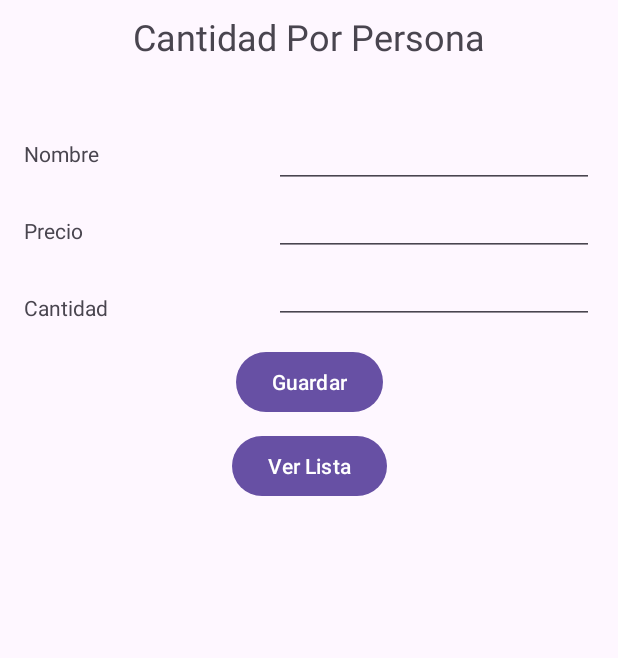
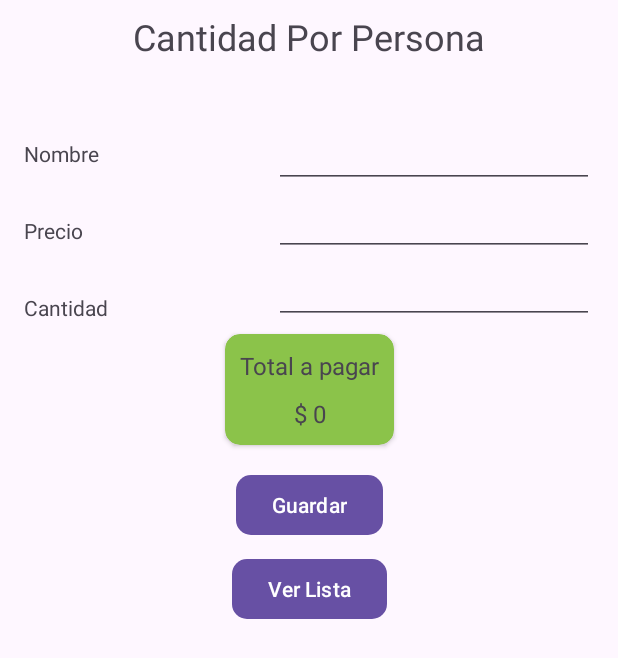
Before and after one commit to Scariu/ConsumoPP, an Android app: the screen it shows after launch (MainActivity), after a tap on "Guardar", on a phone screen of 412 x 824 dp. Shown: the top 658 px of the screen. Run offline under Robolectric (Android 15) with nearby library versions, the light colour scheme and no system bars; our stand-ins replace Room's generated code; 2 statements that could not run were skipped.

Commit message:
Se agrega visualización del total en FirstFragmentAgregar y se modifica layout.

```diff
--- a/app/src/main/java/com/example/consumopp/presentation/Adapter.kt
+++ b/app/src/main/java/com/example/consumopp/presentation/Adapter.kt
@@ -31,10 +31,10 @@ class Adapter: RecyclerView.Adapter<Adapter.ViewHolder>() {
 
     class ViewHolder(val binding: ItemBinding) : RecyclerView.ViewHolder(binding.root) {
         fun bind(item: Elemento) {
-            binding.tvItemNombre.text = item.nombre
-            binding.tvItemPrecio.text = item.precio.toString()
-            binding.tvItemCantidad.text = item.cantidad.toString()
-            binding.tvTotalCard.text = (item.precio * item.cantidad).toString()
+            binding.tvItemNombre.text = item.nombre + " / "
+            binding.tvItemPrecio.text = "$ " + item.precio.toString() + " / "
+            binding.tvItemCantidad.text = item.cantidad.toString() + "ud. --> "
+            binding.tvTotalCard.text = "Total " + (item.precio * item.cantidad).toString()
         }
     }
 }
--- a/app/src/main/java/com/example/consumopp/presentation/FirstFragmentAgregar.kt
+++ b/app/src/main/java/com/example/consumopp/presentation/FirstFragmentAgregar.kt
@@ -21,6 +21,7 @@ class FirstFragmentAgregar : Fragment() {
     ): View? {
         binding = FragmentFirstAgregarBinding.inflate(layoutInflater)
         initListeners()
+        valorTotal()
         return binding.root
     }
 
@@ -28,7 +29,7 @@ class FirstFragmentAgregar : Fragment() {
         binding.btnGuardar.setOnClickListener {
             getData()
         }
-        binding.btnLista.setOnClickListener{
+        binding.btnLista.setOnClickListener {
             findNavController().navigate(R.id.action_firstFragmentAgregar_to_secondFragmentList)
         }
     }
@@ -40,4 +41,16 @@ class FirstFragmentAgregar : Fragment() {
 
         viewModel.insertItem(nombre, precio, cantidad)
     }
+
+    private fun valorTotal() {
+
+        viewModel.getAllElementos().observe(viewLifecycleOwner) {
+            var total = 0
+            for (it in it) {
+                val precios = it.precio * it.cantidad
+                total = (total + precios).toInt()
+            }
+            binding.tvTotal.text = "$ $total"
+        }
+    }
 }
--- a/app/src/main/res/layout/fragment_first_agregar.xml
+++ b/app/src/main/res/layout/fragment_first_agregar.xml
@@ -96,9 +96,10 @@
         android:layout_marginTop="16dp"
         android:layout_marginEnd="8dp"
         android:text="Guardar"
+        app:cornerRadius="10dp"
         app:layout_constraintEnd_toEndOf="parent"
         app:layout_constraintStart_toStartOf="parent"
-        app:layout_constraintTop_toBottomOf="@+id/tvCantidadElemento" />
+        app:layout_constraintTop_toBottomOf="@+id/cardViewTotal" />
 
     <Button
         android:id="@+id/btnLista"
@@ -109,9 +110,51 @@
         android:layout_marginEnd="8dp"
         android:layout_marginBottom="16dp"
         android:text="Ver Lista"
+        app:cornerRadius="10dp"
         app:layout_constraintBottom_toBottomOf="parent"
         app:layout_constraintEnd_toEndOf="parent"
         app:layout_constraintStart_toStartOf="parent"
         app:layout_constraintTop_toBottomOf="@+id/btnGuardar"
         app:layout_constraintVertical_bias="0.0" />
+
+    <androidx.cardview.widget.CardView
+        android:id="@+id/cardViewTotal"
+        android:layout_width="wrap_content"
+        android:layout_height="wrap_content"
+        android:layout_marginTop="8dp"
+        android:backgroundTint="#8BC34A"
+        app:cardCornerRadius="10dp"
+        app:layout_constraintEnd_toEndOf="parent"
+        app:layout_constraintStart_toStartOf="parent"
+        app:layout_constraintTop_toBottomOf="@+id/tvCantidadElemento">
+
+        <androidx.constraintlayout.widget.ConstraintLayout
+            android:id="@+id/clCard"
+            android:layout_width="match_parent"
+            android:layout_height="match_parent">
+
+            <TextView
+                android:id="@+id/tvTotal"
+                android:layout_width="wrap_content"
+                android:layout_height="wrap_content"
+                android:hint="$ 0"
+                android:paddingBottom="10dp"
+                android:textSize="16sp"
+                app:layout_constraintEnd_toEndOf="@+id/tvSubTitleTotal"
+                app:layout_constraintStart_toStartOf="@+id/tvSubTitleTotal"
+                app:layout_constraintTop_toBottomOf="@+id/tvSubTitleTotal" />
+
+            <TextView
+                android:id="@+id/tvSubTitleTotal"
+                android:layout_width="wrap_content"
+                android:layout_height="wrap_content"
+                android:padding="10dp"
+                android:text="Total a pagar"
+                android:textSize="16sp"
+                app:layout_constraintEnd_toEndOf="parent"
+                app:layout_constraintStart_toStartOf="parent"
+                app:layout_constraintTop_toTopOf="parent" />
+        </androidx.constraintlayout.widget.ConstraintLayout>
+
+    </androidx.cardview.widget.CardView>
 </androidx.constraintlayout.widget.ConstraintLayout>
--- a/app/src/main/res/layout/item.xml
+++ b/app/src/main/res/layout/item.xml
@@ -8,11 +8,11 @@
 
     <androidx.cardview.widget.CardView
         android:id="@+id/cvItem"
-        android:layout_width="350dp"
+        android:layout_width="320dp"
         android:layout_height="50dp"
-        android:layout_marginStart="8dp"
-        android:layout_marginTop="8dp"
-        android:layout_marginEnd="8dp"
+        android:layout_marginStart="48dp"
+        android:layout_marginTop="16dp"
+        android:layout_marginEnd="48dp"
         android:layout_marginBottom="8dp"
         android:backgroundTint="#ECD9A3"
         app:cardCornerRadius="10dp"
@@ -31,12 +31,13 @@
                 android:id="@+id/tvTotalCard"
                 android:layout_width="wrap_content"
                 android:layout_height="wrap_content"
-                android:layout_marginStart="4dp"
+                android:layout_marginStart="8dp"
                 android:layout_marginEnd="8dp"
                 android:text="total"
                 android:textSize="16sp"
                 app:layout_constraintBottom_toBottomOf="parent"
                 app:layout_constraintEnd_toEndOf="parent"
+                app:layout_constraintHorizontal_bias="0.0"
                 app:layout_constraintStart_toEndOf="@+id/tvItemCantidad"
                 app:layout_constraintTop_toTopOf="parent" />
 
```
